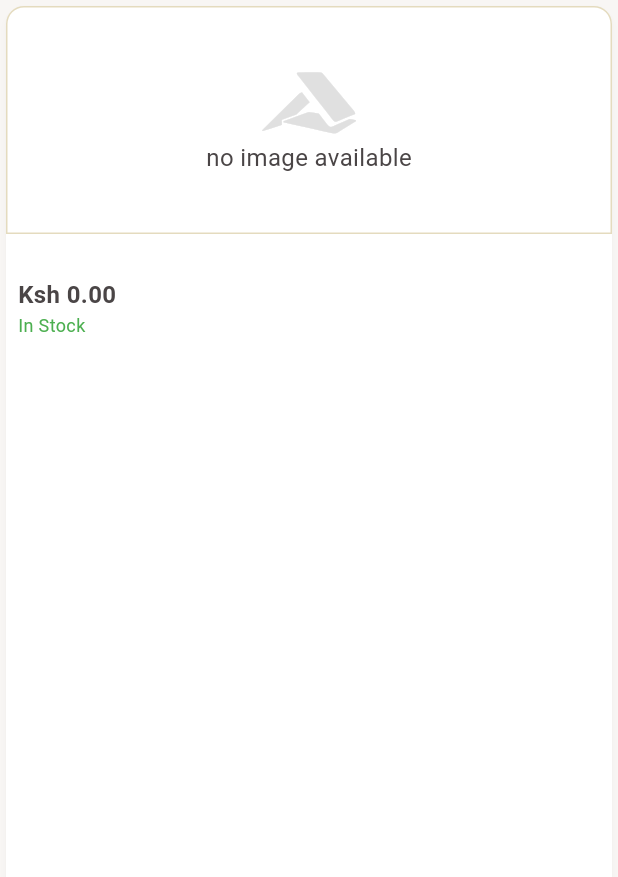
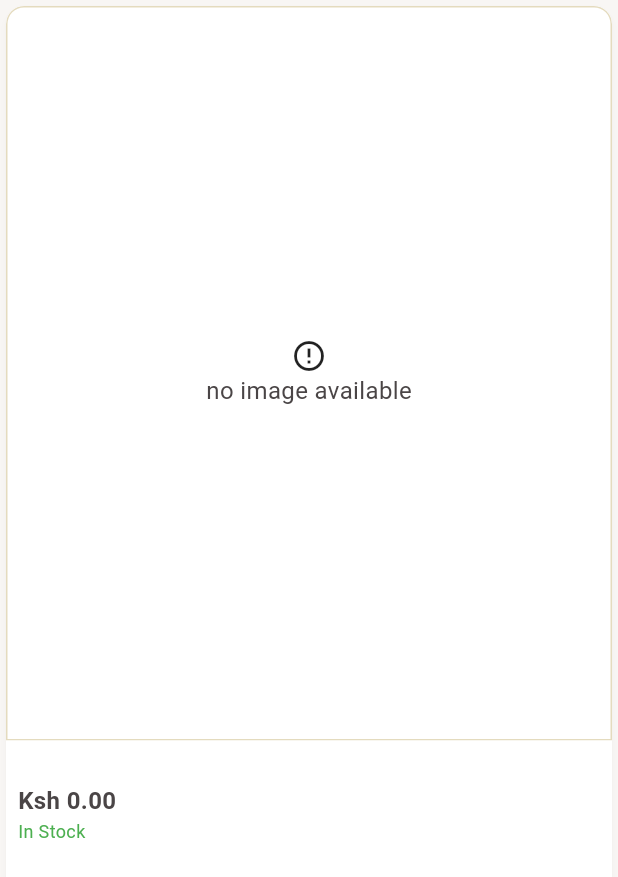
Before and after one commit to bryann54/quickpour-merchant, a Flutter app: the ProductCard widget shown alone on an empty page, opened directly with empty values, on a phone screen of 412 x 824 dp. Shown: the top 877 px of the screen. Run offline on Flutter 3.47's test engine with Material 3 defaults, Android fonts, the phone set to English and light mode, and no system bars; our stand-ins replace bloc, cached_network_image, cloud_firestore, equatable, firebase_auth, firebase_core and 5 more; accounts and stored records are empty; network calls fail.

Commit message:
discount tag

```diff
--- a/lib/features/categories/presentation/pages/category_details_screen.dart
+++ b/lib/features/categories/presentation/pages/category_details_screen.dart
@@ -76,6 +76,7 @@ class _CategoryDetailsScreenState extends State<CategoryDetailsScreen> {
                     ],
                   ),
                 ),
+                centerTitle: true,
                 background: Hero(
                   tag: 'category_image_${widget.category.id}',
                   child: Stack(
--- a/lib/features/product/data/repositories/product_repository.dart
+++ b/lib/features/product/data/repositories/product_repository.dart
@@ -8,7 +8,7 @@ class ProductRepository {
 
   // Get current merchant ID
   String get currentMerchantId => _auth.currentUser?.uid ?? '';
-    Stream<List<ProductModel>> streamMerchantProducts() {
+  Stream<List<ProductModel>> streamMerchantProducts() {
     if (currentMerchantId.isEmpty) {
       throw Exception('No authenticated merchant found');
     }
--- a/lib/features/product/presentation/widgets/product_app_bar.dart
+++ b/lib/features/product/presentation/widgets/product_app_bar.dart
@@ -22,7 +22,7 @@ class ProductAppBar extends StatelessWidget {
   @override
   Widget build(BuildContext context) {
     return SliverAppBar(
-      expandedHeight: 250.0,
+      expandedHeight: 400.0,
       floating: false,
       pinned: true,
       flexibleSpace: FlexibleSpaceBar(
--- a/lib/features/product/presentation/widgets/product_card.dart
+++ b/lib/features/product/presentation/widgets/product_card.dart
@@ -13,6 +13,7 @@ class ProductCard extends StatelessWidget {
   Widget build(BuildContext context) {
     final theme = Theme.of(context);
     final isDarkMode = theme.brightness == Brightness.dark;
+
     return GestureDetector(
       onTap: () {
         Navigator.push(
@@ -23,7 +24,6 @@ class ProductCard extends StatelessWidget {
         );
       },
       child: Card(
-
         elevation: 2,
         shape: RoundedRectangleBorder(
           borderRadius: BorderRadius.circular(12),
@@ -31,8 +31,7 @@ class ProductCard extends StatelessWidget {
         child: Column(
           crossAxisAlignment: CrossAxisAlignment.start,
           children: [
-            // Product Image with Hero
-            if (product.imageUrls.isNotEmpty)
+            // Product Image or Placeholder
             Expanded(
               flex: 3,
               child: ClipRRect(
@@ -41,21 +40,48 @@ class ProductCard extends StatelessWidget {
                 child: Stack(
                   fit: StackFit.expand,
                   children: [
+                    if (product.imageUrls.isNotEmpty)
                       Hero(
                         tag: 'productImage_${product.id}',
                         child: Image.network(
                           product.imageUrls.first,
                           fit: BoxFit.cover,
                           errorBuilder: (context, error, stackTrace) =>
-                              const Center(
-                            child: Icon(Icons.error_outline),
+                              const Center(child: Icon(Icons.error_outline)),
+                        ),
+                      )
+                    else
+                      Container(
+                        decoration: BoxDecoration(
+                          border: Border.all(
+                              color: isDarkMode
+                                  ? AppColors.accentColor.withOpacity(.5)
+                                  : AppColors.accentColorDark.withOpacity(.3)),
+                          borderRadius: BorderRadius.only(
+                              topLeft: Radius.circular(12),
+                              topRight: Radius.circular(12)),
+                        ),
+                        child: SizedBox(
+                          height: 150,
+                          child: Center(
+                            child: Column(
+                              mainAxisAlignment: MainAxisAlignment.center,
+                              children: [
+                                FaIcon(
+                                  Icons.error_outline,
+
+                                ),
+                                Text('no image available')
+                              ],
                             ),
                           ),
                         ),
+                      ),
+                    // Discount Percentage Tag (Only appears if there's a discount)
                     if (product.discountPrice > 0)
                       Positioned(
                         top: 8,
-                          left: 8,
+                        right: 8,
                         child: Container(
                           padding: const EdgeInsets.symmetric(
                               horizontal: 8, vertical: 4),
@@ -76,25 +102,6 @@ class ProductCard extends StatelessWidget {
                   ],
                 ),
               ),
-              )
-            else
-               Container(
-                decoration: BoxDecoration(
-                  border: Border.all(color: isDarkMode?AppColors.accentColor.withOpacity(.5):AppColors.accentColorDark.withOpacity(.3)),
-                  borderRadius: BorderRadius.only(topLeft: Radius.circular(12),topRight: Radius.circular(12)),
-                ),
-                 child: SizedBox(
-                  height: 150,
-                  child: Center(
-                    child: Column(
-                      mainAxisAlignment: MainAxisAlignment.center,
-                      children: [
-                        FaIcon(FontAwesomeIcons.accusoft, size: 50,color: Colors.grey[300],),
-                        Text('no image available')
-                      ],
-                    ),
-                  ),
-                               ),
             ),
             // Product Details
             Expanded(
@@ -107,7 +114,9 @@ class ProductCard extends StatelessWidget {
                     Text(
                       product.productName,
                       style: const TextStyle(
-                          fontSize: 14, fontWeight: FontWeight.bold),
+                        fontSize: 14,
+                        fontWeight: FontWeight.bold,
+                      ),
                       maxLines: 2,
                       overflow: TextOverflow.ellipsis,
                     ),
@@ -120,7 +129,7 @@ class ProductCard extends StatelessWidget {
                     ),
                     if (product.discountPrice > 0)
                       Text(
-                        '\ksh ${product.price.toStringAsFixed(2)}',
+                        '\Ksh ${product.price.toStringAsFixed(2)}',
                         style: const TextStyle(
                           fontSize: 12,
                           decoration: TextDecoration.lineThrough,
```
Also changed, not shown: lib/features/product/presentation/widgets/product_image_gallery.dart (+6 -6 lines). Lines whose indentation alone changed are shown as unchanged.
